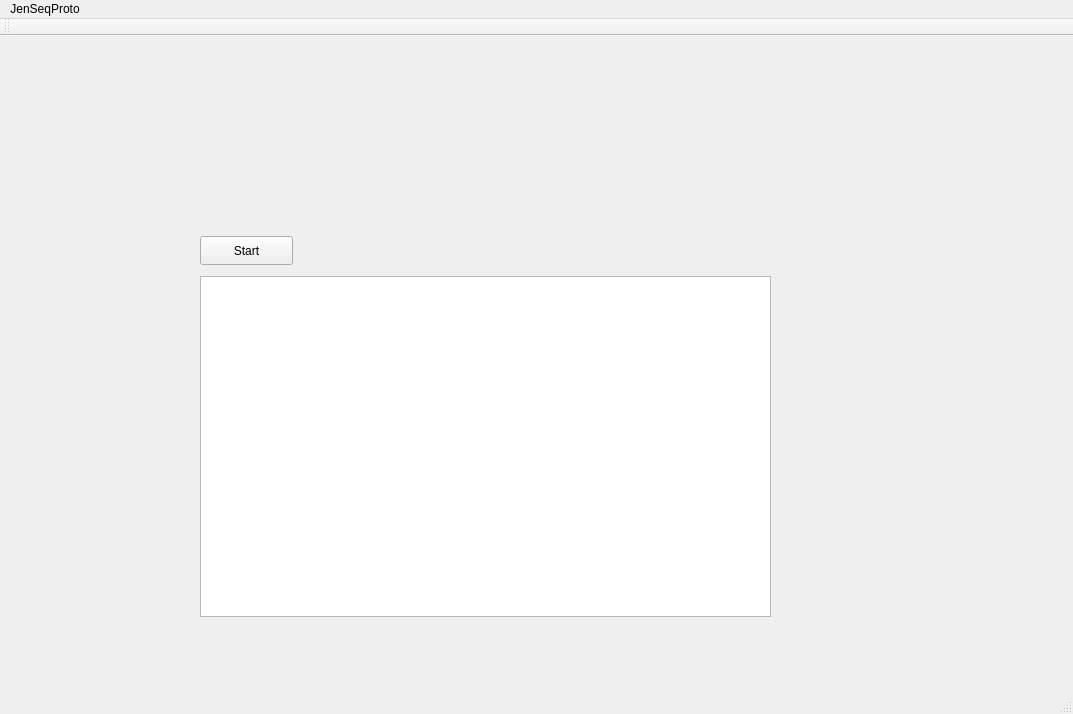
Above: mainwindow.ui from jennadunford2000/JenSeq before the change. Below: the same form after it.
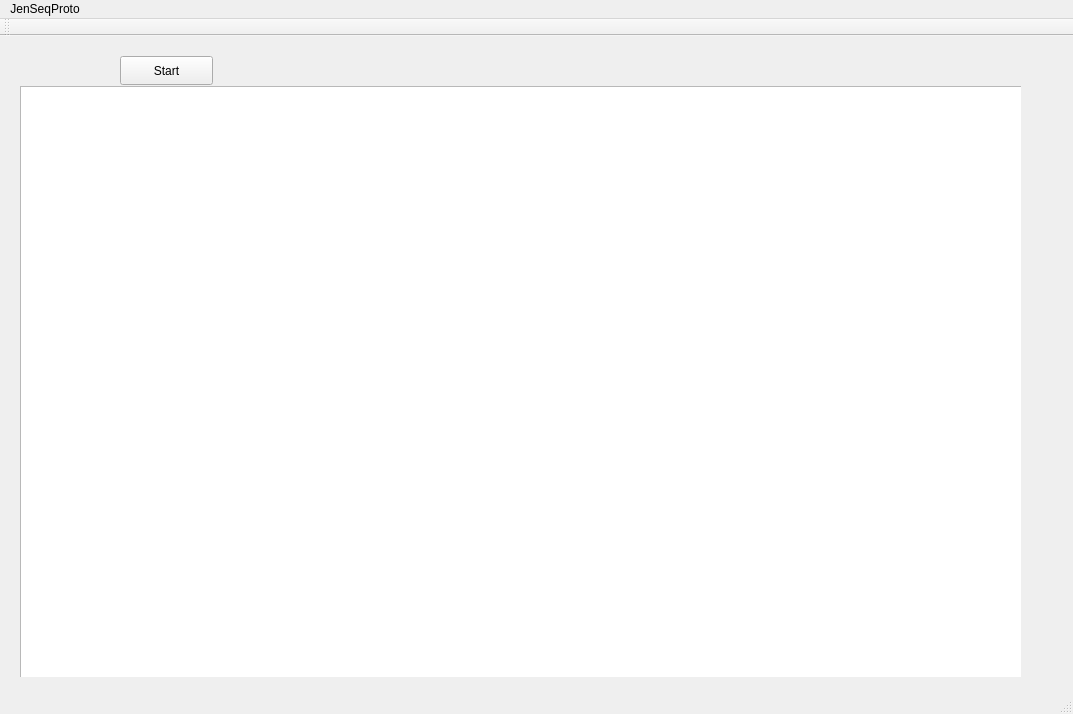
That is the form after the change.

Diff of the .ui file:
```diff
--- a/mainwindow.ui
+++ b/mainwindow.ui
@@ -17,10 +17,10 @@
    <widget class="QStackedWidget" name="windows">
     <property name="geometry">
      <rect>
-      <x>70</x>
-      <y>60</y>
-      <width>901</width>
-      <height>561</height>
+      <x>0</x>
+      <y>0</y>
+      <width>1021</width>
+      <height>641</height>
      </rect>
     </property>
     <property name="currentIndex">
@@ -331,18 +331,30 @@
      <widget class="QTableWidget" name="matrix">
       <property name="geometry">
        <rect>
-        <x>130</x>
-        <y>180</y>
-        <width>571</width>
-        <height>341</height>
+        <x>20</x>
+        <y>50</y>
+        <width>1021</width>
+        <height>601</height>
        </rect>
       </property>
+      <attribute name="horizontalHeaderMinimumSectionSize">
+       <number>30</number>
+      </attribute>
+      <attribute name="horizontalHeaderDefaultSectionSize">
+       <number>30</number>
+      </attribute>
+      <attribute name="verticalHeaderMinimumSectionSize">
+       <number>30</number>
+      </attribute>
+      <attribute name="verticalHeaderDefaultSectionSize">
+       <number>30</number>
+      </attribute>
      </widget>
      <widget class="QPushButton" name="pushButton_2">
       <property name="geometry">
        <rect>
-        <x>130</x>
-        <y>140</y>
+        <x>120</x>
+        <y>20</y>
         <width>93</width>
         <height>29</height>
        </rect>
```
